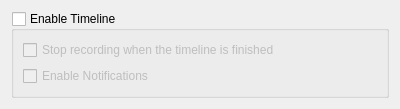
First picture: the form in src/ui/timelineconfig.ui, repository hippich/recorditnow, before the edit.
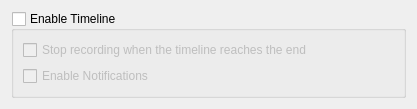
Second picture: the form after the edit.

Diff of the .ui file:
```diff
--- a/src/ui/timelineconfig.ui
+++ b/src/ui/timelineconfig.ui
@@ -6,7 +6,7 @@
    <rect>
     <x>0</x>
     <y>0</y>
-    <width>400</width>
+    <width>417</width>
     <height>99</height>
    </rect>
   </property>
@@ -32,7 +32,7 @@
       <item row="0" column="0" colspan="2">
        <widget class="QCheckBox" name="kcfg_timeLineStop">
         <property name="text">
-         <string>Stop recording when the timeline is finished</string>
+         <string>Stop recording when the timeline reaches the end</string>
         </property>
        </widget>
       </item>
```
Left out of the diff: 2 changed lines with no effect on the pictures.
